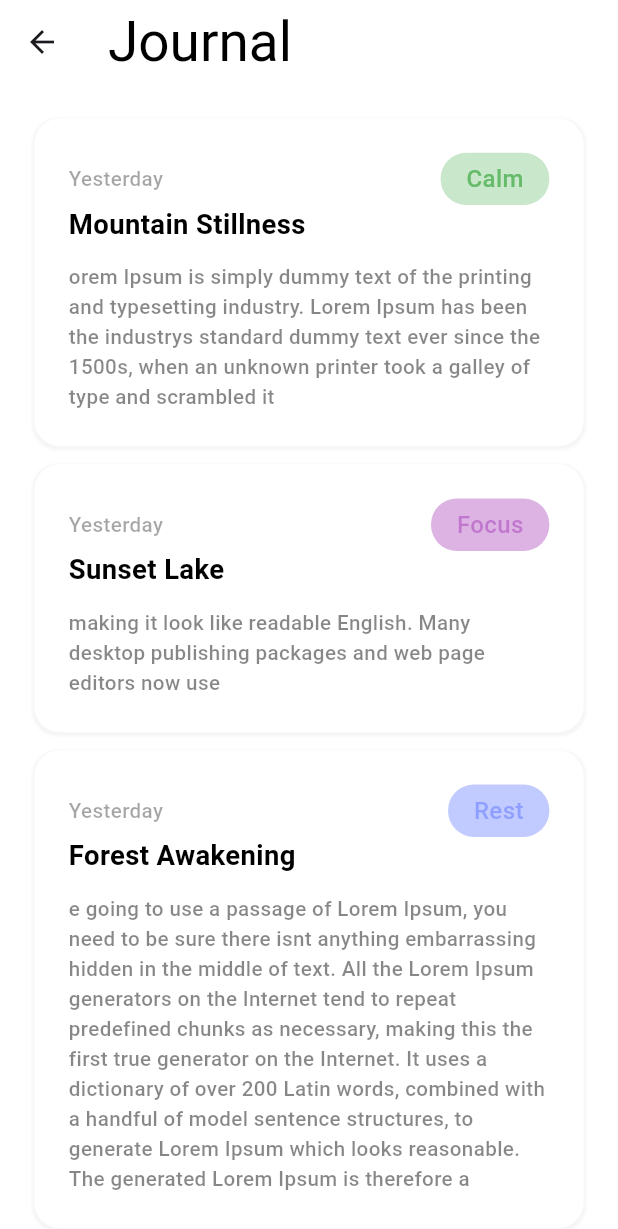
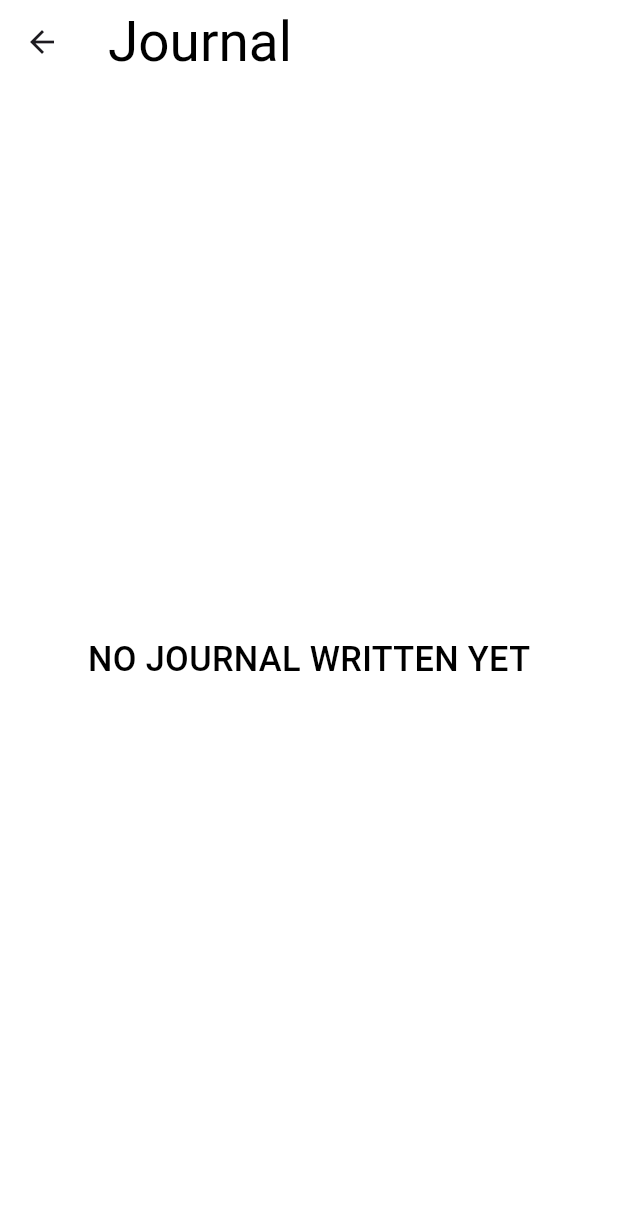
Before and after one commit to Datrix001/Medi, a Flutter app: the screen it shows after launch, after a tap on the "book" icon, on a phone screen of 412 x 824 dp. Shown: the top 1229 px of the screen. Run offline on Flutter 3.47's test engine with Material 3 defaults, Android fonts, the phone set to English and light mode, and no system bars; our stand-ins replace flutter_bloc, flutter_screenutil, go_router, hive, hive_flutter; accounts and stored records are empty.

Commit message:
Implement journaling feature with local storage and state management

```diff
--- a/lib/features/ambience/presentation/cubit/ambience_cubit.dart
+++ b/lib/features/ambience/presentation/cubit/ambience_cubit.dart
@@ -9,6 +9,7 @@ class AmbienceCubit extends Cubit<AmbienceState> {
   AmbienceCubit({required this.repository}) : super(AmbienceInitialState());
 
   Future<void> getData() async {
+    emit(AmbienceLoadingState());
     try {
       final result = await repository.getJsonData();
       emit(AmbienceSuccessState(model: result));
--- a/lib/features/ambience/presentation/screens/ambience_details_screen.dart
+++ b/lib/features/ambience/presentation/screens/ambience_details_screen.dart
@@ -97,7 +97,8 @@ class _AmbienceDetailsScreenState extends State<AmbienceDetailsScreen> {
                   20.verticalSpace,
                   CustomButton(
                     buttonText: "Start Session",
-                    onTap: () => context.push(ReflectionScreen.routeName),
+                    onTap: () =>
+                        context.push(ReflectionScreen.routeName, extra: model),
                   ),
                 ],
               ),
--- /dev/null
+++ b/lib/features/journal/data/datasources/journal_local_dataSources.dart
@@ -0,0 +1,24 @@
+import 'package:hive/hive.dart';
+import 'package:medi_app/features/journal/data/model/journal_model.dart';
+
+class JournalLocalDatasources {
+  final Box box = Hive.box('journalBox');
+
+  Future<List<JournalModel>> getJournals() async {
+    try {
+      return box.values
+          .map((e) => JournalModel.fromJson(Map<String, dynamic>.from(e)))
+          .toList();
+    } catch (e) {
+      throw e.toString();
+    }
+  }
+
+  Future<void> addJournal(JournalModel journal) async {
+    try {
+      await box.add(journal.toJson());
+    } catch (e) {
+      throw e.toString();
+    }
+  }
+}
--- /dev/null
+++ b/lib/features/journal/data/model/journal_model.dart
@@ -0,0 +1,23 @@
+import 'package:json_annotation/json_annotation.dart';
+import 'package:medi_app/features/ambience/data/model/ambience_model.dart';
+
+part 'journal_model.g.dart';
+
+@JsonSerializable()
+class JournalModel {
+  final String title;
+  final String date;
+  final FeelingsType feelingType;
+  final String feeling;
+
+  JournalModel({
+    required this.title,
+    required this.date,
+    required this.feelingType,
+    required this.feeling,
+  });
+
+  factory JournalModel.fromJson(Map<String, dynamic> json) =>
+      _$JournalModelFromJson(json);
+  Map<String, dynamic> toJson() => _$JournalModelToJson(this);
+}
--- /dev/null
+++ b/lib/features/journal/data/repository/journal_repository.dart
@@ -0,0 +1,6 @@
+import 'package:medi_app/features/journal/data/model/journal_model.dart';
+
+abstract class JournalRepository {
+  Future<List<JournalModel>> getJournals();
+  Future<void> writeJournal(JournalModel model);
+}
--- /dev/null
+++ b/lib/features/journal/data/repository/journal_repository_impl.dart
@@ -0,0 +1,20 @@
+import 'package:medi_app/features/journal/data/datasources/journal_local_dataSources.dart';
+import 'package:medi_app/features/journal/data/model/journal_model.dart';
+import 'package:medi_app/features/journal/data/repository/journal_repository.dart';
+
+class JournalRepositoryImpl extends JournalRepository {
+  final JournalLocalDatasources localDatasources;
+
+  JournalRepositoryImpl({required this.localDatasources});
+
+  @override
+  Future<List<JournalModel>> getJournals() async {
+    final result = await localDatasources.getJournals();
+    return result;
+  }
+
+  @override
+  Future<void> writeJournal(JournalModel model) async {
+    await localDatasources.addJournal(model);
+  }
+}
--- /dev/null
+++ b/lib/features/journal/presentation/cubit/journal_cubit.dart
@@ -0,0 +1,33 @@
+import 'package:flutter_bloc/flutter_bloc.dart';
+import 'package:medi_app/features/journal/data/model/journal_model.dart';
+import 'package:medi_app/features/journal/data/repository/journal_repository.dart';
+import 'package:medi_app/features/journal/presentation/cubit/journal_state.dart';
+
+class JournalCubit extends Cubit<JournalState> {
+  final JournalRepository journalRepository;
+
+  JournalCubit({required this.journalRepository})
+    : super(JournalInitialState());
+
+  Future<void> getData() async {
+    emit(JournalLoadingState());
+
+    try {
+      final result = await journalRepository.getJournals();
+      emit(JournalSuccessState(model: result));
+    } catch (e) {
+      emit(JournalFailureState(errorMessage: e.toString()));
+    }
+  }
+
+  Future<void> writeData(JournalModel model) async {
+    emit(JournalLoadingState());
+
+    try {
+      await journalRepository.writeJournal(model);
+      emit(JournalWrittenSuccessState());
+    } catch (e) {
+      emit(JournalFailureState(errorMessage: e.toString()));
+    }
+  }
+}
--- /dev/null
+++ b/lib/features/journal/presentation/cubit/journal_state.dart
@@ -0,0 +1,21 @@
+import 'package:medi_app/features/journal/data/model/journal_model.dart';
+
+abstract class JournalState {}
+
+class JournalInitialState extends JournalState {}
+
+class JournalLoadingState extends JournalState {}
+
+class JournalSuccessState extends JournalState {
+  final List<JournalModel> model;
+
+  JournalSuccessState({required this.model});
+}
+
+class JournalWrittenSuccessState extends JournalState {}
+
+class JournalFailureState extends JournalState {
+  final String errorMessage;
+
+  JournalFailureState({required this.errorMessage});
+}
--- a/lib/features/journal/presentation/screens/journal_screen.dart
+++ b/lib/features/journal/presentation/screens/journal_screen.dart
@@ -1,9 +1,12 @@
 import 'package:flutter/material.dart';
+import 'package:flutter_bloc/flutter_bloc.dart';
 import 'package:flutter_screenutil/flutter_screenutil.dart';
-import 'package:medi_app/features/ambience/data/model/ambience_model.dart';
+import 'package:medi_app/features/journal/presentation/cubit/journal_cubit.dart';
+import 'package:medi_app/features/journal/presentation/cubit/journal_state.dart';
 import 'package:medi_app/features/journal/presentation/widgets/journal_card.dart';
 import 'package:medi_app/gen/colors.gen.dart';
 import 'package:medi_app/utils/styles/app_text.dart';
+import 'package:medi_app/utils/utils.dart';
 
 class JournalScreen extends StatefulWidget {
   const JournalScreen({super.key});
@@ -15,6 +18,12 @@ class JournalScreen extends StatefulWidget {
 
 class _JournalScreenState extends State<JournalScreen> {
   @override
+  void initState() {
+    super.initState();
+    context.read<JournalCubit>().getData();
+  }
+
+  @override
   Widget build(BuildContext context) {
     return Scaffold(
       backgroundColor: AppColors.white,
@@ -23,35 +32,49 @@ class _JournalScreenState extends State<JournalScreen> {
         title: appTextH2("Journal"),
         automaticallyImplyLeading: true,
       ),
-      body: SingleChildScrollView(
-        padding: EdgeInsets.all(20.w),
-        child: Column(
-          children: [
-            JournalCard(
-              date: "Yesterday",
-              ambienceType: AmbienceType.calm,
-              title: 'Mountain Stillness',
-              body:
-                  'orem Ipsum is simply dummy text of the printing and typesetting industry. Lorem Ipsum has been the industrys standard dummy text ever since the 1500s, when an unknown printer took a galley of type and scrambled it ',
-            ),
-            10.verticalSpace,
-            JournalCard(
-              date: "Yesterday",
-              ambienceType: AmbienceType.focus,
-              title: 'Sunset Lake',
-              body:
-                  'making it look like readable English. Many desktop publishing packages and web page editors now use',
-            ),
-            10.verticalSpace,
-            JournalCard(
-              date: "Yesterday",
-              ambienceType: AmbienceType.rest,
-              title: 'Forest Awakening',
-              body:
-                  'e going to use a passage of Lorem Ipsum, you need to be sure there isnt anything embarrassing hidden in the middle of text. All the Lorem Ipsum generators on the Internet tend to repeat predefined chunks as necessary, making this the first true generator on the Internet. It uses a dictionary of over 200 Latin words, combined with a handful of model sentence structures, to generate Lorem Ipsum which looks reasonable. The generated Lorem Ipsum is therefore a',
-            ),
-          ],
-        ),
+      body: BlocConsumer<JournalCubit, JournalState>(
+        listener: (context, state) {
+          if (state is JournalFailureState) {
+            ScaffoldMessenger.of(
+              context,
+            ).showSnackBar(SnackBar(content: appTextB1(state.errorMessage)));
+          }
+        },
+        builder: (context, state) {
+          if (state is JournalLoadingState) {
+            return const Center(child: CircularProgressIndicator());
+          }
+          if (state is JournalSuccessState) {
+            final model = state.model;
+            if (model.isEmpty) {
+              return Column(
+                crossAxisAlignment: CrossAxisAlignment.center,
+                mainAxisAlignment: MainAxisAlignment.center,
+                children: [Center(child: appTextS2("NO JOURNAL WRITTEN YET"))],
+              );
+            }
+
+            return ListView.builder(
+              padding: EdgeInsets.all(20.w),
+
+              itemCount: model.length,
+
+              itemBuilder: (context, index) {
+                final currentModel = model[index];
+                return Padding(
+                  padding: const EdgeInsets.all(8.0),
+                  child: JournalCard(
+                    date: Utils.formatJournalDate(currentModel.date),
+                    feelingsType: currentModel.feelingType,
+                    title: currentModel.title,
+                    body: currentModel.feeling,
+                  ),
+                );
+              },
+            );
+          }
+          return SizedBox.shrink();
+        },
       ),
     );
   }
--- a/lib/features/journal/presentation/widgets/journal_card.dart
+++ b/lib/features/journal/presentation/widgets/journal_card.dart
@@ -7,13 +7,13 @@ import 'package:medi_app/utils/utils.dart';
 
 class JournalCard extends StatelessWidget {
   final String date;
-  final AmbienceType ambienceType;
+  final FeelingsType feelingsType;
   final String title;
   final String body;
   const JournalCard({
     super.key,
     required this.date,
-    required this.ambienceType,
+    required this.feelingsType,
     required this.title,
     required this.body,
   });
@@ -41,7 +41,7 @@ class JournalCard extends StatelessWidget {
             children: [
               appTextB2(date, color: AppColors.black.withAlpha(90)),
               Spacer(),
-              ?Utils.typeAndColor(ambienceType),
+              ?Utils.typeAndColor1(feelingsType, true),
             ],
           ),
           appTextS3(title),
--- a/lib/main.dart
+++ b/lib/main.dart
@@ -1,12 +1,21 @@
 import 'package:flutter/material.dart';
 import 'package:flutter_bloc/flutter_bloc.dart';
 import 'package:flutter_screenutil/flutter_screenutil.dart';
+import 'package:hive_flutter/hive_flutter.dart';
 import 'package:medi_app/features/ambience/data/datasources/ambient_localDataSources.dart';
 import 'package:medi_app/features/ambience/data/repository/ambience_repository_impl.dart';
 import 'package:medi_app/features/ambience/presentation/cubit/ambience_cubit.dart';
+import 'package:medi_app/features/journal/data/datasources/journal_local_dataSources.dart';
+import 'package:medi_app/features/journal/data/repository/journal_repository_impl.dart';
+import 'package:medi_app/features/journal/presentation/cubit/journal_cubit.dart';
 import 'package:medi_app/utils/navigation/app_navigator.dart';
 
-void main() {
+Future<void> main() async {
+  WidgetsFlutterBinding.ensureInitialized();
+
+  await Hive.initFlutter();
+  await Hive.openBox('journalBox');
+
   runApp(const MainApp());
 }
 
@@ -24,6 +33,13 @@ class MainApp extends StatelessWidget {
             ),
           )..getData(),
         ),
+        BlocProvider(
+          create: (context) => JournalCubit(
+            journalRepository: JournalRepositoryImpl(
+              localDatasources: JournalLocalDatasources(),
+            ),
+          ),
+        ),
       ],
       child: ScreenUtilInit(
         designSize: const Size(360, 690),
--- a/lib/utils/custom_button.dart
+++ b/lib/utils/custom_button.dart
@@ -4,13 +4,9 @@ import 'package:medi_app/gen/colors.gen.dart';
 import 'package:medi_app/utils/styles/app_text.dart';
 
 class CustomButton extends StatefulWidget {
-  final VoidCallback onTap;
+  final VoidCallback? onTap;
   final String buttonText;
-  const CustomButton({
-    super.key,
-    required this.buttonText,
-    required this.onTap,
-  });
+  const CustomButton({super.key, required this.buttonText, this.onTap});
 
   @override
   State<CustomButton> createState() => _CustomButtonState();
--- a/lib/utils/navigation/app_navigator.dart
+++ b/lib/utils/navigation/app_navigator.dart
@@ -26,7 +26,11 @@ class AppNavigator {
       ),
       GoRoute(
         path: ReflectionScreen.routeName,
-        builder: (context, state) => ReflectionScreen(),
+        builder: (context, state) {
+          final ambienceModel = state.extra as AmbienceModel;
+
+          return ReflectionScreen(model: ambienceModel);
+        },
       ),
     ],
   );
--- a/pubspec.yaml
+++ b/pubspec.yaml
@@ -13,6 +13,10 @@ dependencies:
   flutter_screenutil: ^5.9.3
   go_router: ^17.1.0
   json_annotation: ^4.11.0
+  path_provider: ^2.1.5
+  hive: ^2.2.3
+  hive_flutter: ^1.1.0
+  intl: ^0.19.0
 
 dev_dependencies:
   flutter_test:
```
Also changed, not shown: lib/features/journal/presentation/screens/reflection_screen.dart (+42 -5 lines), lib/utils/utils.dart (+23 -0 lines), lib/features/journal/data/model/journal_model.g.dart (added), pubspec.lock.
